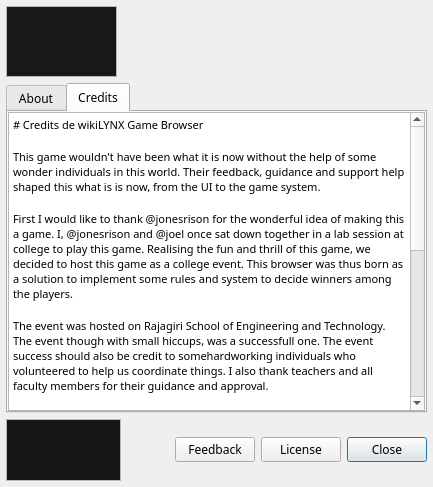
Old version of the form wikiLYNX/ui/about.ui in the repository flamboyantpenguin/wikilynx.
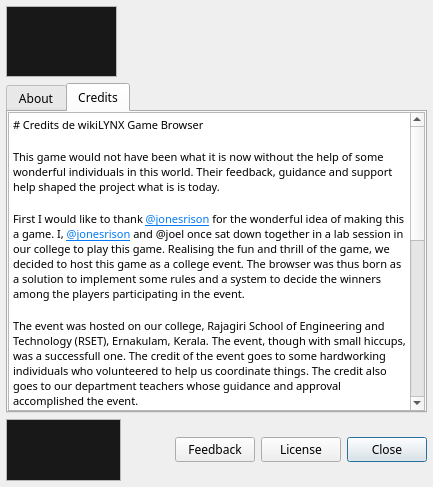
New version of the form. The open tabs and pages were chosen to show the change. Icons and pictures are not drawn.

The edit to the form file:
```diff
--- a/wikiLYNX/ui/about.ui
+++ b/wikiLYNX/ui/about.ui
@@ -209,26 +209,27 @@
 &lt;/style&gt;&lt;/head&gt;&lt;body style=&quot; font-family:'Comfortaa'; font-size:10pt; font-weight:400; font-style:normal;&quot;&gt;
 &lt;p style=&quot; margin-top:0px; margin-bottom:0px; margin-left:0px; margin-right:0px; -qt-block-indent:0; text-indent:0px;&quot;&gt;&lt;span style=&quot; font-size:8pt;&quot;&gt;# Credits de wikiLYNX Game Browser&lt;/span&gt;&lt;/p&gt;
 &lt;p style=&quot;-qt-paragraph-type:empty; margin-top:0px; margin-bottom:0px; margin-left:0px; margin-right:0px; -qt-block-indent:0; text-indent:0px; font-size:8pt;&quot;&gt;&lt;br /&gt;&lt;/p&gt;
-&lt;p style=&quot; margin-top:0px; margin-bottom:0px; margin-left:0px; margin-right:0px; -qt-block-indent:0; text-indent:0px;&quot;&gt;&lt;span style=&quot; font-size:8pt;&quot;&gt;This game wouldn't have been what it is now without the help of some wonder individuals in this world. Their feedback, guidance and support help shaped this what is is now, from the UI to the game system. &lt;/span&gt;&lt;/p&gt;
+&lt;p style=&quot; margin-top:0px; margin-bottom:0px; margin-left:0px; margin-right:0px; -qt-block-indent:0; text-indent:0px;&quot;&gt;&lt;span style=&quot; font-size:8pt;&quot;&gt;This game would not have been what it is now without the help of some wonderful individuals in this world. Their feedback, guidance and support help shaped the project what is is today.&lt;/span&gt;&lt;/p&gt;
 &lt;p style=&quot;-qt-paragraph-type:empty; margin-top:0px; margin-bottom:0px; margin-left:0px; margin-right:0px; -qt-block-indent:0; text-indent:0px; font-size:8pt;&quot;&gt;&lt;br /&gt;&lt;/p&gt;
-&lt;p style=&quot; margin-top:0px; margin-bottom:0px; margin-left:0px; margin-right:0px; -qt-block-indent:0; text-indent:0px;&quot;&gt;&lt;span style=&quot; font-size:8pt;&quot;&gt;First I would like to thank @jonesrison for the wonderful idea of making this a game. I, @jonesrison and @joel once sat down together in a lab session at college to play this game. Realising the fun and thrill of this game, we decided to host this game as a college event. This browser was thus born as a solution to implement some rules and system to decide winners among the players. &lt;/span&gt;&lt;/p&gt;
+&lt;p style=&quot; margin-top:0px; margin-bottom:0px; margin-left:0px; margin-right:0px; -qt-block-indent:0; text-indent:0px;&quot;&gt;&lt;span style=&quot; font-size:8pt;&quot;&gt;First I would like to thank &lt;/span&gt;&lt;a href=&quot;https://jonesrison.github.io&quot;&gt;&lt;span style=&quot; font-size:8pt; text-decoration: underline; color:#007af4;&quot;&gt;@jonesrison&lt;/span&gt;&lt;/a&gt;&lt;span style=&quot; font-size:8pt;&quot;&gt; for the wonderful idea of making this a game. I, &lt;/span&gt;&lt;a href=&quot;https://jonesrison.github.io&quot;&gt;&lt;span style=&quot; font-size:8pt; text-decoration: underline; color:#007af4;&quot;&gt;@jonesrison&lt;/span&gt;&lt;/a&gt;&lt;span style=&quot; font-size:8pt;&quot;&gt; and @joel once sat down together in a lab session in our college to play this game. Realising the fun and thrill of the game, we decided to host this game as a college event. The browser was thus born as a solution to implement some rules and a system to decide the winners among the players participating in the event.&lt;/span&gt;&lt;/p&gt;
 &lt;p style=&quot;-qt-paragraph-type:empty; margin-top:0px; margin-bottom:0px; margin-left:0px; margin-right:0px; -qt-block-indent:0; text-indent:0px; font-size:8pt;&quot;&gt;&lt;br /&gt;&lt;/p&gt;
-&lt;p style=&quot; margin-top:0px; margin-bottom:0px; margin-left:0px; margin-right:0px; -qt-block-indent:0; text-indent:0px;&quot;&gt;&lt;span style=&quot; font-size:8pt;&quot;&gt;The event was hosted on Rajagiri School of Engineering and Technology. The event though with small hiccups, was a successfull one. The event success should also be credit to somehardworking individuals who volunteered to help us coordinate things. I also thank teachers and all faculty members for their guidance and approval. &lt;/span&gt;&lt;/p&gt;
+&lt;p style=&quot; margin-top:0px; margin-bottom:0px; margin-left:0px; margin-right:0px; -qt-block-indent:0; text-indent:0px;&quot;&gt;&lt;span style=&quot; font-size:8pt;&quot;&gt;The event was hosted on our college, Rajagiri School of Engineering and Technology (RSET), Ernakulam, Kerala. The event, though with small hiccups, was a successfull one. The credit of the event goes to some hardworking individuals who volunteered to help us coordinate things. The credit also goes to our department teachers whose guidance and approval accomplished the event.&lt;/span&gt;&lt;/p&gt;
 &lt;p style=&quot;-qt-paragraph-type:empty; margin-top:0px; margin-bottom:0px; margin-left:0px; margin-right:0px; -qt-block-indent:0; text-indent:0px; font-size:8pt;&quot;&gt;&lt;br /&gt;&lt;/p&gt;
-&lt;p style=&quot; margin-top:0px; margin-bottom:0px; margin-left:0px; margin-right:0px; -qt-block-indent:0; text-indent:0px;&quot;&gt;&lt;span style=&quot; font-size:8pt;&quot;&gt;Notable Mentions:&lt;/span&gt;&lt;/p&gt;
+&lt;p style=&quot; margin-top:0px; margin-bottom:0px; margin-left:0px; margin-right:0px; -qt-block-indent:0; text-indent:0px;&quot;&gt;&lt;span style=&quot; font-size:8pt;&quot;&gt;Notable Mentions of Event Coordination at RSET:&lt;/span&gt;&lt;/p&gt;
 &lt;p style=&quot;-qt-paragraph-type:empty; margin-top:0px; margin-bottom:0px; margin-left:0px; margin-right:0px; -qt-block-indent:0; text-indent:0px; font-size:8pt;&quot;&gt;&lt;br /&gt;&lt;/p&gt;
 &lt;p style=&quot; margin-top:0px; margin-bottom:0px; margin-left:0px; margin-right:0px; -qt-block-indent:0; text-indent:0px;&quot;&gt;&lt;span style=&quot; font-size:8pt;&quot;&gt;Pre-Alpha Stage Testers:&lt;/span&gt;&lt;/p&gt;
 &lt;p style=&quot;-qt-paragraph-type:empty; margin-top:0px; margin-bottom:0px; margin-left:0px; margin-right:0px; -qt-block-indent:0; text-indent:0px; font-size:8pt;&quot;&gt;&lt;br /&gt;&lt;/p&gt;
-&lt;p style=&quot; margin-top:0px; margin-bottom:0px; margin-left:0px; margin-right:0px; -qt-block-indent:0; text-indent:0px;&quot;&gt;&lt;span style=&quot; font-size:8pt;&quot;&gt; - @jonesrison&lt;/span&gt;&lt;/p&gt;
-&lt;p style=&quot; margin-top:0px; margin-bottom:0px; margin-left:0px; margin-right:0px; -qt-block-indent:0; text-indent:0px;&quot;&gt;&lt;span style=&quot; font-size:8pt;&quot;&gt; - @sid&lt;/span&gt;&lt;/p&gt;
-&lt;p style=&quot; margin-top:0px; margin-bottom:0px; margin-left:0px; margin-right:0px; -qt-block-indent:0; text-indent:0px;&quot;&gt;&lt;span style=&quot; font-size:8pt;&quot;&gt; - @hafeez&lt;/span&gt;&lt;/p&gt;
+&lt;p style=&quot; margin-top:0px; margin-bottom:0px; margin-left:0px; margin-right:0px; -qt-block-indent:0; text-indent:0px;&quot;&gt;&lt;span style=&quot; font-size:8pt;&quot;&gt;- &lt;/span&gt;&lt;a href=&quot;https://jonesrison.github.io&quot;&gt;&lt;span style=&quot; font-size:8pt; text-decoration: underline; color:#007af4;&quot;&gt;@jonesrison&lt;/span&gt;&lt;/a&gt;&lt;/p&gt;
+&lt;p style=&quot; margin-top:0px; margin-bottom:0px; margin-left:0px; margin-right:0px; -qt-block-indent:0; text-indent:0px;&quot;&gt;&lt;span style=&quot; font-size:8pt;&quot;&gt;- &lt;/span&gt;&lt;a href=&quot;https://github.com/mooofin&quot;&gt;&lt;span style=&quot; font-size:8pt; text-decoration: underline; color:#007af4;&quot;&gt;@moofin&lt;/span&gt;&lt;/a&gt;&lt;/p&gt;
+&lt;p style=&quot; margin-top:0px; margin-bottom:0px; margin-left:0px; margin-right:0px; -qt-block-indent:0; text-indent:0px;&quot;&gt;&lt;span style=&quot; font-size:8pt;&quot;&gt;- &lt;/span&gt;&lt;a href=&quot;https://github.com/Mohammed-Hafeez-99&quot;&gt;&lt;span style=&quot; font-size:8pt; text-decoration: underline; color:#007af4;&quot;&gt;@hafeez&lt;/span&gt;&lt;/a&gt;&lt;/p&gt;
 &lt;p style=&quot;-qt-paragraph-type:empty; margin-top:0px; margin-bottom:0px; margin-left:0px; margin-right:0px; -qt-block-indent:0; text-indent:0px; font-size:8pt;&quot;&gt;&lt;br /&gt;&lt;/p&gt;
+&lt;p style=&quot; margin-top:0px; margin-bottom:0px; margin-left:0px; margin-right:0px; -qt-block-indent:0; text-indent:0px;&quot;&gt;&lt;span style=&quot; font-size:8pt;&quot;&gt;This project is based on the Qt Project and I can't fail to admit the potential of this framework. I believe Qt remains as one of the best GUI frameworks for Core Desktop Development. The Qt WebEngine is powered by the Chromium Project.&lt;/span&gt;&lt;/p&gt;
 &lt;p style=&quot;-qt-paragraph-type:empty; margin-top:0px; margin-bottom:0px; margin-left:0px; margin-right:0px; -qt-block-indent:0; text-indent:0px; font-size:8pt;&quot;&gt;&lt;br /&gt;&lt;/p&gt;
-&lt;p style=&quot; margin-top:0px; margin-bottom:0px; margin-left:0px; margin-right:0px; -qt-block-indent:0; text-indent:0px;&quot;&gt;&lt;span style=&quot; font-size:8pt;&quot;&gt;This project is based on the Qt Project and I can't fail to admit the potential of this framework. I believe Qt remains as one of the best GUI frameworks in existence. Special thanks to the Chromium Project as well who's behind the QtWebEngine. &lt;/span&gt;&lt;/p&gt;
+&lt;p style=&quot; margin-top:0px; margin-bottom:0px; margin-left:0px; margin-right:0px; -qt-block-indent:0; text-indent:0px;&quot;&gt;&lt;span style=&quot; font-size:8pt;&quot;&gt;The simple sounds you hear when you start, abort/fail or win a game is made using Chrome Music Lab Song Maker at Chrome Experiments. &lt;/span&gt;&lt;a href=&quot;https://musiclab.chromeexperiments.com/Song-Maker&quot;&gt;&lt;span style=&quot; font-size:8pt; text-decoration: underline; color:#007af4;&quot;&gt;Checkout&lt;/span&gt;&lt;/a&gt;&lt;span style=&quot; font-size:8pt;&quot;&gt; the fun experiment to make your own sound effects.&lt;/span&gt;&lt;/p&gt;
 &lt;p style=&quot;-qt-paragraph-type:empty; margin-top:0px; margin-bottom:0px; margin-left:0px; margin-right:0px; -qt-block-indent:0; text-indent:0px; font-size:8pt;&quot;&gt;&lt;br /&gt;&lt;/p&gt;
 &lt;p style=&quot; margin-top:0px; margin-bottom:0px; margin-left:0px; margin-right:0px; -qt-block-indent:0; text-indent:0px;&quot;&gt;&lt;span style=&quot; font-size:8pt;&quot;&gt;I can't deny the power of generative AI technology in this era. I found them helpful to learn some difficult parts of app development, namely Debian, Flatpak and AppImage packaging within a short time.&lt;/span&gt;&lt;/p&gt;
 &lt;p style=&quot;-qt-paragraph-type:empty; margin-top:0px; margin-bottom:0px; margin-left:0px; margin-right:0px; -qt-block-indent:0; text-indent:0px; font-size:8pt;&quot;&gt;&lt;br /&gt;&lt;/p&gt;
-&lt;p style=&quot; margin-top:0px; margin-bottom:0px; margin-left:0px; margin-right:0px; -qt-block-indent:0; text-indent:0px;&quot;&gt;&lt;span style=&quot; font-size:8pt;&quot;&gt;The forces of the world perhaps aligned in the right timing and in the right direction caused events that led to the development of this game. I thank this world for the events that led to the development of the game. &lt;/span&gt;&lt;/p&gt;
+&lt;p style=&quot; margin-top:0px; margin-bottom:0px; margin-left:0px; margin-right:0px; -qt-block-indent:0; text-indent:0px;&quot;&gt;&lt;span style=&quot; font-size:8pt;&quot;&gt;The forces of the world perhaps aligned in the right timing and in the right direction caused events that led to the development of this game. I'm honoured to be part of this serendipitous encounter.&lt;/span&gt;&lt;/p&gt;
 &lt;p style=&quot;-qt-paragraph-type:empty; margin-top:0px; margin-bottom:0px; margin-left:0px; margin-right:0px; -qt-block-indent:0; text-indent:0px; font-size:8pt;&quot;&gt;&lt;br /&gt;&lt;/p&gt;&lt;/body&gt;&lt;/html&gt;</string>
          </property>
         </widget>
@@ -266,7 +267,7 @@
 hr { height: 1px; border-width: 0; }
 li.unchecked::marker { content: &quot;\2610&quot;; }
 li.checked::marker { content: &quot;\2612&quot;; }
-&lt;/style&gt;&lt;/head&gt;&lt;body style=&quot; font-family:'Comfortaa'; font-size:10pt; font-weight:400; font-style:normal;&quot; bgcolor=&quot;#161616&quot;&gt;
+&lt;/style&gt;&lt;/head&gt;&lt;body style=&quot; font-family:'Comfortaa'; font-size:10pt; font-weight:400; font-style:normal;&quot; bgcolor=&quot;#181818&quot;&gt;
 &lt;p style=&quot; margin-top:0px; margin-bottom:0px; margin-left:0px; margin-right:0px; -qt-block-indent:0; text-indent:0px;&quot;&gt;&lt;img src=&quot;:/base/images/DAWN.svg&quot; width=&quot;100&quot; height=&quot;50&quot; /&gt;&lt;/p&gt;&lt;/body&gt;&lt;/html&gt;</string>
        </property>
        <property name="textInteractionFlags">
```
